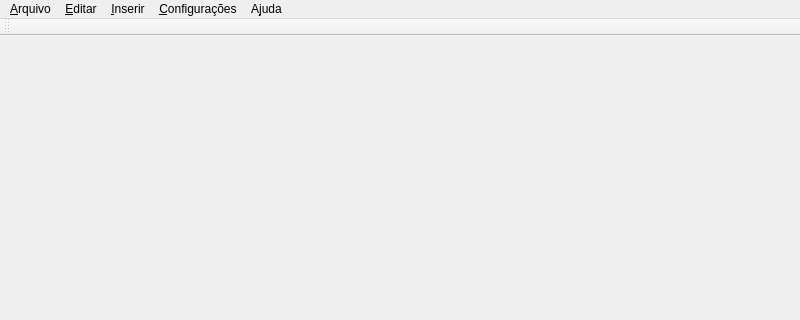
First picture: the form in mainwindow.ui, repository sikopet/GSMESAP, before the edit; both pictures show x 0 to 800 and y 0 to 320 of the 800 by 600 pixel window.
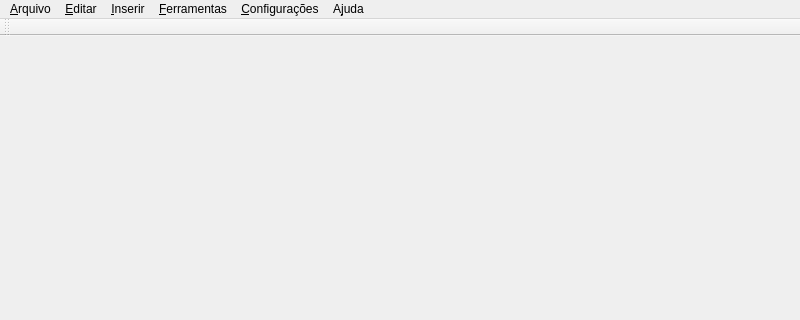
Second picture: the form after the edit.

Commit message:
Ferramenta Documentos
Adicionado o formulário para cadastrar documentos, mas ainda precisa de
ajustes.

Diff of the .ui file:
```diff
--- a/mainwindow.ui
+++ b/mainwindow.ui
@@ -66,7 +66,7 @@
     </property>
     <addaction name="action_configurar_conexao"/>
    </widget>
-   <widget class="QMenu" name="menu_Inserir">
+   <widget class="QMenu" name="menu_inserir">
     <property name="title">
      <string>&amp;Inserir</string>
     </property>
@@ -77,9 +77,16 @@
     <addaction name="action_inserir_disciplinas"/>
     <addaction name="action_inserir_professor"/>
    </widget>
+   <widget class="QMenu" name="menu_ferramentas">
+    <property name="title">
+     <string>&amp;Ferramentas</string>
+    </property>
+    <addaction name="action_ferramentas_documentos"/>
+   </widget>
    <addaction name="menu_arquivo"/>
    <addaction name="menu_editar"/>
-   <addaction name="menu_Inserir"/>
+   <addaction name="menu_inserir"/>
+   <addaction name="menu_ferramentas"/>
    <addaction name="menu_configuracoes"/>
    <addaction name="menu_ajuda"/>
   </widget>
```
Left out of the diff: 10 changed lines with no effect on the pictures. The commit also changes 9 other files.
